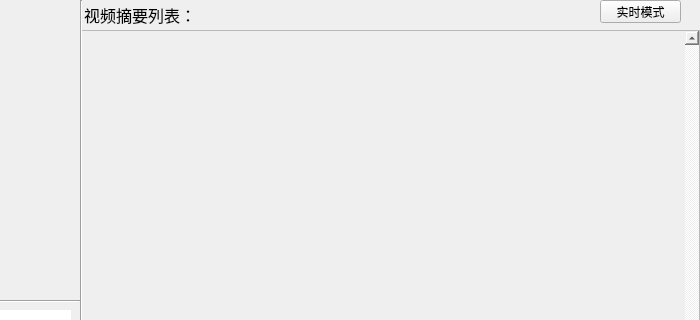
Above: RealTimeAbstract_Qt/RealTimeAbstract_Qt/RealTimeAbstract_Qt/videoabstract_qtver.ui from ronnyMakhuddin/motion-detect-tiqu before the change; both pictures show x 320 to 1020 and y 0 to 320 of the 1020 by 680 pixel window. Below: the same form after it.
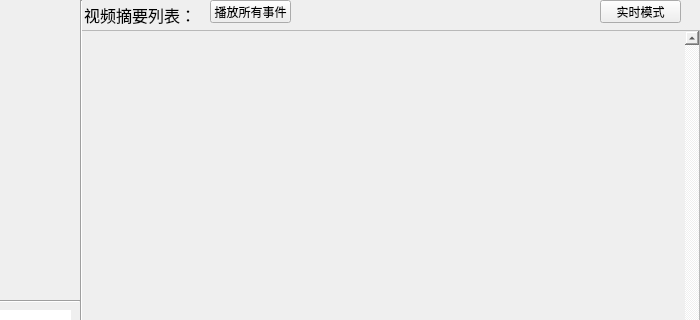
That is the form after the change. Icons and pictures are not drawn.

Diff of the .ui file:
```diff
--- a/RealTimeAbstract_Qt/RealTimeAbstract_Qt/RealTimeAbstract_Qt/videoabstract_qtver.ui
+++ b/RealTimeAbstract_Qt/RealTimeAbstract_Qt/RealTimeAbstract_Qt/videoabstract_qtver.ui
@@ -326,7 +326,7 @@
      <rect>
       <x>0</x>
       <y>0</y>
-      <width>500</width>
+      <width>111</width>
       <height>30</height>
      </rect>
     </property>
@@ -360,6 +360,19 @@
       <normaloff>:/MainWindow/Resources/switch.png</normaloff>:/MainWindow/Resources/switch.png</iconset>
     </property>
    </widget>
+   <widget class="QPushButton" name="pushButton_playAll">
+    <property name="geometry">
+     <rect>
+      <x>130</x>
+      <y>0</y>
+      <width>81</width>
+      <height>23</height>
+     </rect>
+    </property>
+    <property name="text">
+     <string>播放所有事件</string>
+    </property>
+   </widget>
   </widget>
   <widget class="Line" name="line_h">
    <property name="geometry">
```
